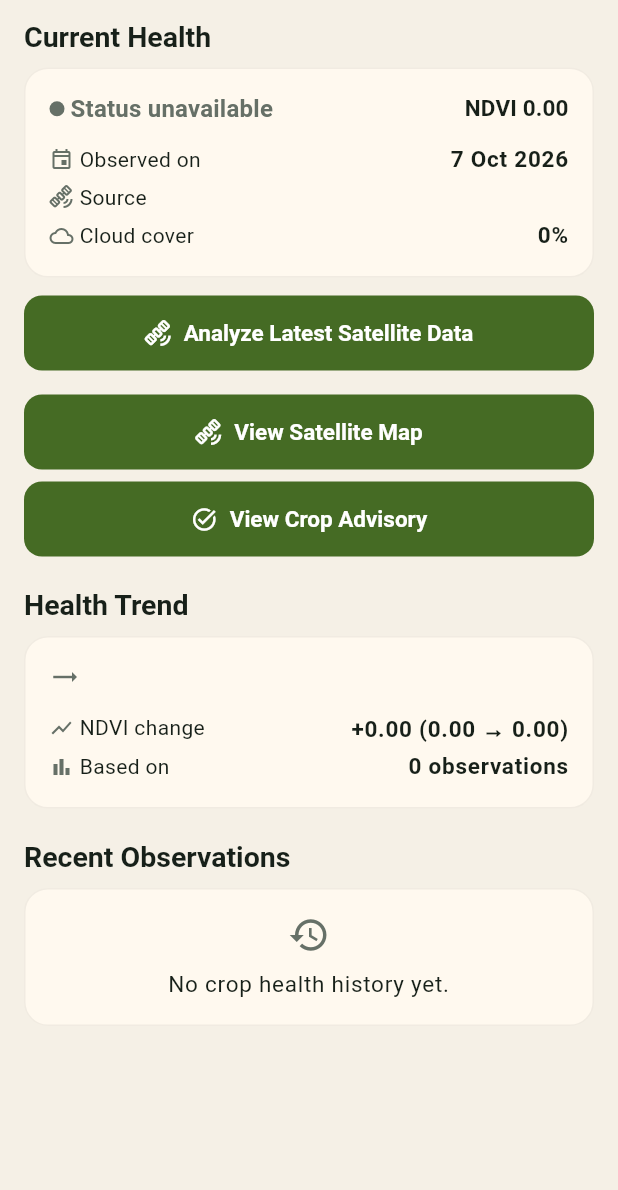
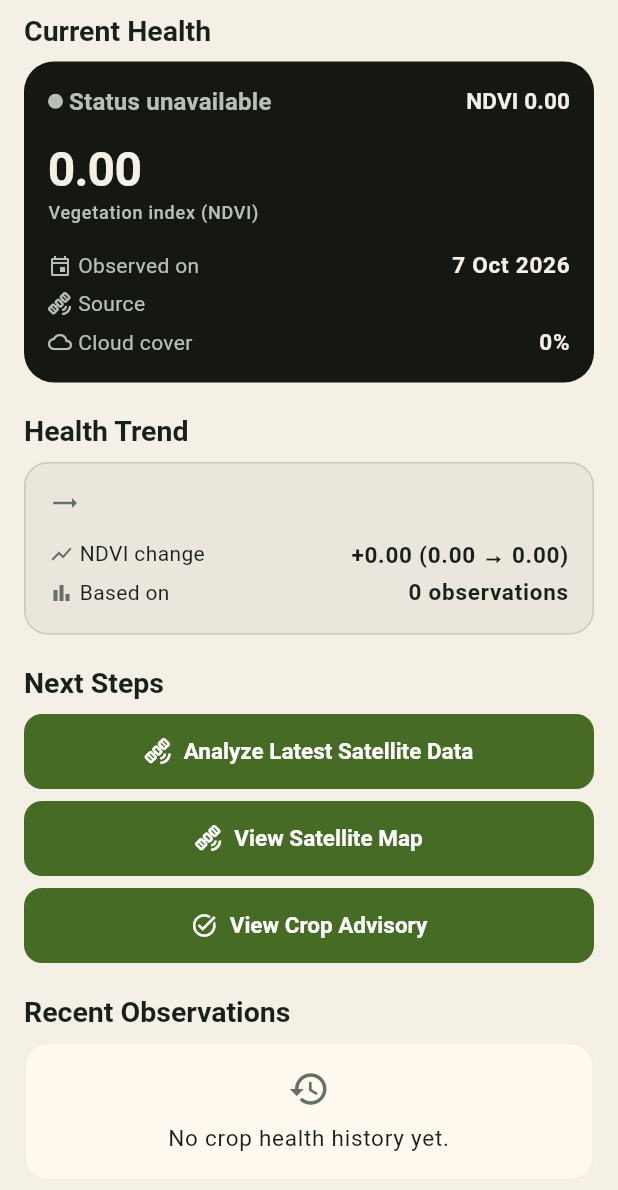
Before and after one commit to RajGhule-10/KrushiMitra, a Flutter app: the _CropHealthContentView widget shown alone on an empty page, opened directly with empty values, on a phone screen of 412 x 824 dp. Shown: the top 1190 px of the screen. Run offline on Flutter 3.47's test engine with Material 3 defaults, Android fonts, the phone set to English and light mode, and no system bars; our stand-ins replace dio, flutter_map, flutter_riverpod, flutter_secure_storage, go_router, latlong2; accounts and stored records are empty; network calls fail.

Commit message:
feat: redesign crop health screen

```diff
--- a/frontend/lib/features/crop_health/presentation/screens/crop_health_screen.dart
+++ b/frontend/lib/features/crop_health/presentation/screens/crop_health_screen.dart
@@ -64,21 +64,33 @@ class _CropHealthScreenState extends ConsumerState<CropHealthScreen> {
   Widget build(BuildContext context) {
     final state = ref.watch(cropHealthControllerProvider);
 
-    final title = state is CropHealthLoaded && state.cropHealth != null
+    final cropName = state is CropHealthLoaded && state.cropHealth != null
         ? state.cropHealth!.cropName
-        : 'Crop Health';
+        : null;
 
     return Scaffold(
       backgroundColor: AppColors.background,
-      appBar: AppBar(
-        backgroundColor: AppColors.background,
-        surfaceTintColor: Colors.transparent,
-        title: Text(title),
+      body: SafeArea(
+        child: Column(
+          children: [
+            Padding(
+              padding: const EdgeInsets.fromLTRB(
+                AppSpacing.lg,
+                AppSpacing.md,
+                AppSpacing.lg,
+                AppSpacing.sm,
               ),
-      body: switch (state) {
+              child: _CropHealthHeader(cropName: cropName),
+            ),
+            Expanded(
+              child: switch (state) {
                 CropHealthInitial() ||
                 CropHealthLoading() => const _CropHealthLoadingView(),
-        CropHealthAnalyzing(:final cropHealth, :final history, :final trend) =>
+                CropHealthAnalyzing(
+                  :final cropHealth,
+                  :final history,
+                  :final trend,
+                ) =>
                   _CropHealthContentView(
                     cropHealth: cropHealth,
                     history: history,
@@ -88,7 +100,11 @@ class _CropHealthScreenState extends ConsumerState<CropHealthScreen> {
                         .read(cropHealthControllerProvider.notifier)
                         .analyzeCropHealth(widget.cropId),
                   ),
-        CropHealthLoaded(:final cropHealth, :final history, :final trend) =>
+                CropHealthLoaded(
+                  :final cropHealth,
+                  :final history,
+                  :final trend,
+                ) =>
                   _CropHealthContentView(
                     cropHealth: cropHealth,
                     history: history,
@@ -115,6 +131,69 @@ class _CropHealthScreenState extends ConsumerState<CropHealthScreen> {
                   onRetry: _loadAll,
                 ),
               },
+            ),
+          ],
+        ),
+      ),
+    );
+  }
+}
+
+/// Custom header replacing the default AppBar, matching the
+/// icon-box + title/subtitle layout established by DashboardHeader.
+/// Always rendered regardless of load state so back navigation is
+/// never lost during a full-screen loading or error view.
+class _CropHealthHeader extends StatelessWidget {
+  const _CropHealthHeader({required this.cropName});
+
+  final String? cropName;
+
+  @override
+  Widget build(BuildContext context) {
+    final theme = Theme.of(context);
+
+    return Row(
+      crossAxisAlignment: CrossAxisAlignment.start,
+      children: [
+        InkWell(
+          onTap: () => Navigator.of(context).maybePop(),
+          borderRadius: AppRadius.smRadius,
+          child: Container(
+            width: 42,
+            height: 42,
+            alignment: Alignment.center,
+            decoration: BoxDecoration(
+              color: AppColors.surface,
+              borderRadius: AppRadius.smRadius,
+              border: Border.all(
+                color: AppColors.charcoal.withValues(alpha: 0.08),
+              ),
+            ),
+            child: const Icon(
+              Icons.arrow_back,
+              size: 20,
+              color: AppColors.textPrimary,
+            ),
+          ),
+        ),
+        const SizedBox(width: AppSpacing.md),
+        Expanded(
+          child: Column(
+            crossAxisAlignment: CrossAxisAlignment.start,
+            children: [
+              Text(
+                cropName ?? 'Crop Health',
+                style: theme.textTheme.headlineSmall,
+              ),
+              const SizedBox(height: AppSpacing.xs),
+              Text(
+                'Satellite-based health insights for this crop.',
+                style: theme.textTheme.bodyMedium,
+              ),
+            ],
+          ),
+        ),
+      ],
     );
   }
 }
@@ -143,6 +222,15 @@ class _CropHealthErrorView extends StatelessWidget {
     return Center(
       child: Padding(
         padding: const EdgeInsets.all(AppSpacing.xxl),
+        child: Container(
+          padding: const EdgeInsets.all(AppSpacing.xl),
+          decoration: BoxDecoration(
+            color: AppColors.surface,
+            borderRadius: AppRadius.mdRadius,
+            border: Border.all(
+              color: AppColors.charcoal.withValues(alpha: 0.06),
+            ),
+          ),
           child: Column(
             mainAxisSize: MainAxisSize.min,
             children: [
@@ -164,6 +252,7 @@ class _CropHealthErrorView extends StatelessWidget {
                 label: const Text('Try again'),
               ),
             ],
+          ),
         ),
       ),
     );
@@ -192,7 +281,7 @@ class _CropHealthContentView extends StatelessWidget {
     return ListView(
       padding: const EdgeInsets.fromLTRB(
         AppSpacing.lg,
-        AppSpacing.md,
+        AppSpacing.sm,
         AppSpacing.lg,
         AppSpacing.xxl,
       ),
@@ -200,8 +289,16 @@ class _CropHealthContentView extends StatelessWidget {
         Text('Current Health', style: theme.textTheme.titleLarge),
         const SizedBox(height: AppSpacing.sm),
         _CurrentHealthCard(cropHealth: cropHealth, history: history),
-        const SizedBox(height: AppSpacing.md),
-        FilledButton.icon(
+        const SizedBox(height: AppSpacing.xl),
+        Text('Health Trend', style: theme.textTheme.titleLarge),
+        const SizedBox(height: AppSpacing.sm),
+        _HealthTrendCard(trend: trend),
+        const SizedBox(height: AppSpacing.xl),
+        Text('Next Steps', style: theme.textTheme.titleLarge),
+        const SizedBox(height: AppSpacing.sm),
+        SizedBox(
+          width: double.infinity,
+          child: FilledButton.icon(
             onPressed: analyzing ? null : onAnalyze,
             icon: analyzing
                 ? const SizedBox(
@@ -216,26 +313,29 @@ class _CropHealthContentView extends StatelessWidget {
                   : 'Analyze Latest Satellite Data',
             ),
           ),
+        ),
         if (cropHealth != null) ...[
-          const SizedBox(height: AppSpacing.lg),
-          FilledButton.icon(
+          const SizedBox(height: AppSpacing.sm),
+          SizedBox(
+            width: double.infinity,
+            child: FilledButton.icon(
               onPressed: () =>
                   context.push('/crops/${cropHealth!.cropId}/health/map'),
               icon: const Icon(Icons.satellite_alt_outlined),
               label: const Text('View Satellite Map'),
             ),
+          ),
           const SizedBox(height: AppSpacing.sm),
-          FilledButton.icon(
+          SizedBox(
+            width: double.infinity,
+            child: FilledButton.icon(
               onPressed: () =>
                   context.push('/crops/${cropHealth!.cropId}/advisory'),
               icon: const Icon(Icons.task_alt_outlined),
               label: const Text('View Crop Advisory'),
             ),
+          ),
         ],
-        const SizedBox(height: AppSpacing.xl),
-        Text('Health Trend', style: theme.textTheme.titleLarge),
-        const SizedBox(height: AppSpacing.sm),
-        _HealthTrendCard(trend: trend),
         const SizedBox(height: AppSpacing.xl),
         Text('Recent Observations', style: theme.textTheme.titleLarge),
         const SizedBox(height: AppSpacing.sm),
@@ -245,8 +345,9 @@ class _CropHealthContentView extends StatelessWidget {
   }
 }
 
-/// Shared card shell, matching the warm-surface/rounded-corner
-/// convention used by FarmerProfileScreen's `_ProfileSection`.
+/// Shared light-surface card shell, matching the warm-surface/
+/// rounded-corner convention used by FarmerProfileScreen's
+/// `_ProfileSection` and the Dashboard's `FarmSummaryCard`.
 class _SectionCard extends StatelessWidget {
   const _SectionCard({required this.child});
 
@@ -306,15 +407,24 @@ class _CurrentHealthCard extends StatelessWidget {
       return _SectionCard(
         child: Column(
           children: [
-            const Icon(
+            Container(
+              width: 64,
+              height: 64,
+              alignment: Alignment.center,
+              decoration: BoxDecoration(
+                color: AppColors.primaryGreen.withValues(alpha: 0.10),
+                borderRadius: AppRadius.lgRadius,
+              ),
+              child: const Icon(
                 Icons.satellite_alt_outlined,
-              color: AppColors.textSecondary,
-              size: 32,
+                color: AppColors.primaryGreen,
+                size: 30,
               ),
-            const SizedBox(height: AppSpacing.sm),
+            ),
+            const SizedBox(height: AppSpacing.lg),
             Text(
               'No recent crop health data yet.',
-              style: Theme.of(context).textTheme.bodyLarge,
+              style: Theme.of(context).textTheme.titleMedium,
               textAlign: TextAlign.center,
             ),
             const SizedBox(height: AppSpacing.xs),
@@ -335,11 +445,17 @@ class _CurrentHealthCard extends StatelessWidget {
       observation.observationDate,
     );
     final label = healthStatus ?? 'Status unavailable';
-    final color = healthStatus == null
-        ? AppColors.textSecondary
+    final statusColor = healthStatus == null
+        ? AppColors.textOnDarkSecondary
         : _colorForHealthStatus(healthStatus);
 
-    return _SectionCard(
+    return Container(
+      width: double.infinity,
+      padding: const EdgeInsets.all(AppSpacing.lg),
+      decoration: BoxDecoration(
+        color: AppColors.charcoal,
+        borderRadius: AppRadius.lgRadius,
+      ),
       child: Column(
         crossAxisAlignment: CrossAxisAlignment.start,
         children: [
@@ -348,35 +464,56 @@ class _CurrentHealthCard extends StatelessWidget {
               Container(
                 width: 10,
                 height: 10,
-                decoration: BoxDecoration(color: color, shape: BoxShape.circle),
+                decoration: BoxDecoration(
+                  color: statusColor,
+                  shape: BoxShape.circle,
+                ),
               ),
               const SizedBox(width: AppSpacing.xs),
               Text(
                 label,
-                style: theme.textTheme.titleMedium?.copyWith(color: color),
+                style: theme.textTheme.titleMedium?.copyWith(
+                  color: statusColor,
+                ),
               ),
               const Spacer(),
               Text(
                 'NDVI ${observation.ndviMean.toStringAsFixed(2)}',
-                style: theme.textTheme.labelLarge,
+                style: theme.textTheme.labelLarge?.copyWith(
+                  color: AppColors.textOnDark,
+                ),
               ),
             ],
           ),
-          const SizedBox(height: AppSpacing.md),
-          _InfoRow(
+          const SizedBox(height: AppSpacing.lg),
+          Text(
+            observation.ndviMean.toStringAsFixed(2),
+            style: theme.textTheme.displaySmall?.copyWith(
+              color: AppColors.textOnDark,
+            ),
+          ),
+          const SizedBox(height: 2),
+          Text(
+            'Vegetation index (NDVI)',
+            style: theme.textTheme.labelSmall?.copyWith(
+              color: AppColors.textOnDarkSecondary,
+            ),
+          ),
+          const SizedBox(height: AppSpacing.lg),
+          _DarkInfoRow(
             icon: Icons.event_outlined,
             label: 'Observed on',
             value: _formatDate(observation.observationDate),
           ),
           const SizedBox(height: AppSpacing.xs),
-          _InfoRow(
+          _DarkInfoRow(
             icon: Icons.satellite_alt_outlined,
             label: 'Source',
             value: _friendlyDataSource(observation.dataSource),
           ),
           if (observation.cloudPercentage != null) ...[
             const SizedBox(height: AppSpacing.xs),
-            _InfoRow(
+            _DarkInfoRow(
               icon: Icons.cloud_outlined,
               label: 'Cloud cover',
               value: '${observation.cloudPercentage!.toStringAsFixed(0)}%',
@@ -405,7 +542,14 @@ class _HealthTrendCard extends StatelessWidget {
     final directionIcon = _iconForTrendDirection(trend.direction);
     final directionColor = _colorForTrendDirection(trend.direction);
 
-    return _SectionCard(
+    return Container(
+      width: double.infinity,
+      padding: const EdgeInsets.all(AppSpacing.lg),
+      decoration: BoxDecoration(
+        color: directionColor.withValues(alpha: 0.08),
+        borderRadius: AppRadius.mdRadius,
+        border: Border.all(color: directionColor.withValues(alpha: 0.25)),
+      ),
       child: Column(
         crossAxisAlignment: CrossAxisAlignment.start,
         children: [
@@ -567,6 +711,46 @@ class _InfoRow extends StatelessWidget {
   }
 }
 
+/// Light-on-dark variant of [_InfoRow], used inside the dark current
+/// health hero card.
+class _DarkInfoRow extends StatelessWidget {
+  const _DarkInfoRow({
+    required this.icon,
+    required this.label,
+    required this.value,
+  });
+
+  final IconData icon;
+  final String label;
+  final String value;
+
+  @override
+  Widget build(BuildContext context) {
+    final theme = Theme.of(context);
+
+    return Row(
+      children: [
+        Icon(icon, size: 16, color: AppColors.textOnDarkSecondary),
+        const SizedBox(width: AppSpacing.xs),
+        Text(
+          label,
+          style: theme.textTheme.bodyMedium?.copyWith(
+            color: AppColors.textOnDarkSecondary,
+          ),
+        ),
+        const Spacer(),
+        Text(
+          value,
+          style: theme.textTheme.bodyLarge?.copyWith(
+            color: AppColors.textOnDark,
+            fontWeight: FontWeight.w600,
+          ),
+        ),
+      ],
+    );
+  }
+}
+
 String? _healthStatusForObservation(
   List<CropHealthHistoryItem>? history,
   DateTime observationDate,
```
Also changed, not shown: 1 other file. Lines whose indentation alone changed are shown as unchanged.
